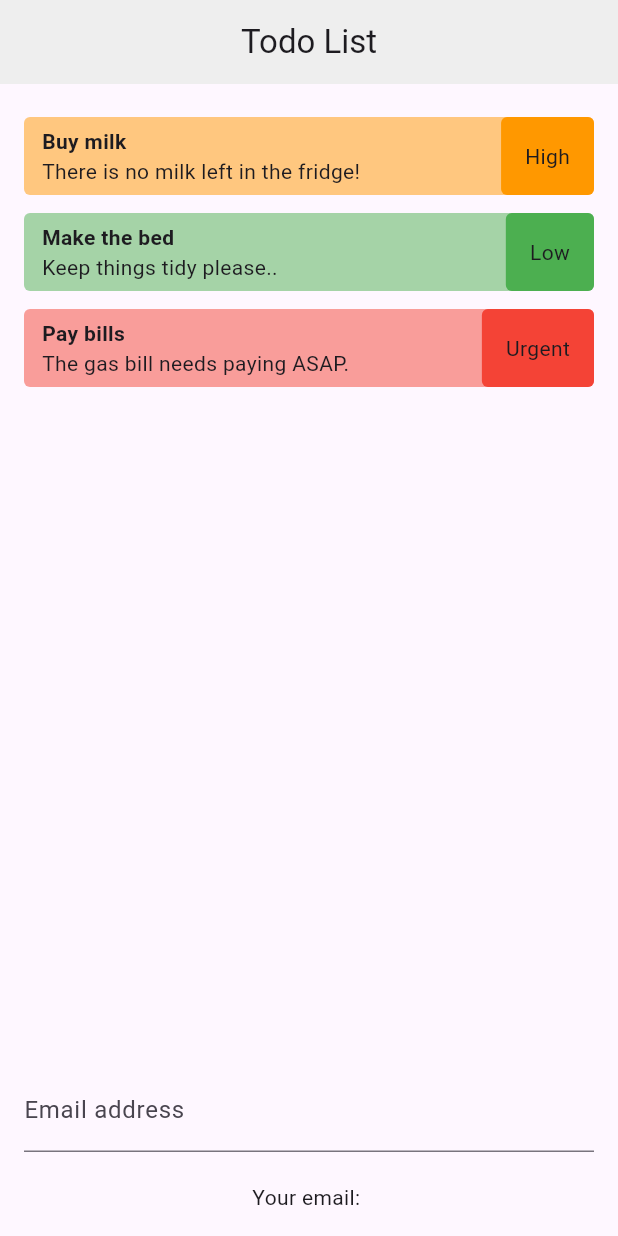
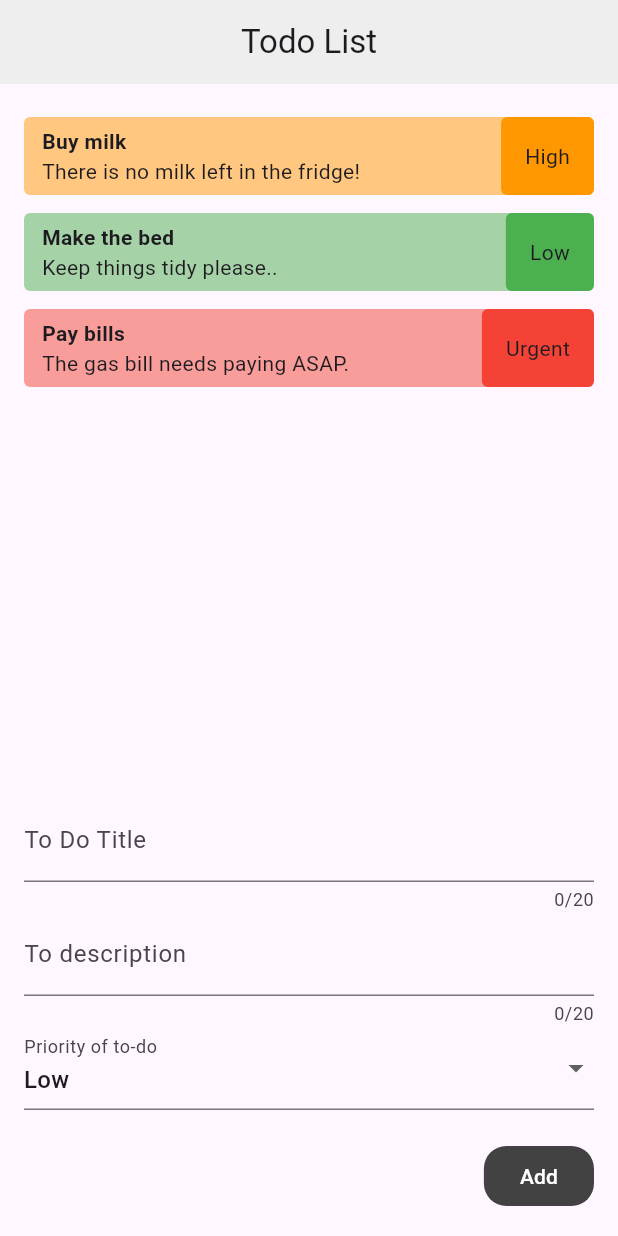
Before and after one commit to Cantuario2/flutter_forms, a Flutter app: the screen it shows after launch, on a phone screen of 412 x 824 dp. Run offline on Flutter 3.47's test engine with Material 3 defaults, Android fonts, the phone set to English and light mode, and no system bars; missing offline and left inert: dart:ffi.

```diff
--- a/lib/home.dart
+++ b/lib/home.dart
@@ -1,3 +1,5 @@
+import 'dart:ffi';
+
 import 'package:flutter/material.dart';
 import 'package:flutter_forms/models/todo.dart';
 import 'package:flutter_forms/todo_list.dart';
@@ -10,7 +12,10 @@ class Home extends StatefulWidget {
 }
 
 class _HomeState extends State<Home> {
-  String _email = '';
+  final _formGlobalKey = GlobalKey<FormState>();
+  Priority _selectedPriority = Priority.low;
+  String _title = '';
+  String _description = '';
 
   final List<Todo> todos = [
     const Todo(
@@ -42,20 +47,95 @@ class _HomeState extends State<Home> {
             Expanded(child: TodoList(todos: todos)),
 
             // form stuff below here
-            TextField(
-              keyboardType: TextInputType.emailAddress,
-              // obscureText: true,
-              decoration: const InputDecoration(
-                label: Text('Email address'),
+            Form(
+              key: _formGlobalKey,
+              child: Column(
+                crossAxisAlignment: CrossAxisAlignment.end,
+                children: [
+                  //to-do title
+                  TextFormField(
+                    maxLength: 20,
+                    decoration: const InputDecoration(
+                      label: Text('To Do Title'),
+                    ),
+                    validator: (value) {
+                      if (value == null || value.isEmpty || value.length < 5) {
+                        return 'You must enter a value for the title';
+                      }
+                      return null;
+                    },
+                    onSaved: (value) {
+                      _title = value!;
+                    },
+                  ),
+
+                  //to-do description
+                  TextFormField(
+                    maxLength: 20,
+                    decoration: const InputDecoration(
+                      label: Text('To description'),
+                    ),
+                    validator: (value) {
+                      if (value == null || value.isEmpty || value.length < 5) {
+                        return 'Enter a description at least 5 characters long';
+                      }
+                      return null;
+                    },
+                    onSaved: (value) {
+                      _description = value!;
+                    },
+                  ),
+
+                  //priority
+                  DropdownButtonFormField(
+                      value: _selectedPriority,
+                      decoration: const InputDecoration(
+                        label: Text('Priority of to-do'),
+                      ),
+                      items: Priority.values.map((p) {
+                        return DropdownMenuItem(
+                          value: p,
+                          child: Text(p.title),
+                        );
+                      }).toList(),
+                      onChanged: (value) {
+                        setState(() {
+                          _selectedPriority = value!;
+                        });
+                      }),
+
+                  //submit button
+                  const SizedBox(
+                    height: 20,
+                  ),
+                  FilledButton(
+                    onPressed: () {
+                      if (_formGlobalKey.currentState!.validate()) {
+                        _formGlobalKey.currentState!.save();
+                        setState(() {
+                          todos.add(
+                            Todo(
+                              title: _title,
+                              description: _description,
+                              priority: _selectedPriority,
+                            ),
+                          );
+                          _formGlobalKey.currentState!.reset();
+                          _selectedPriority = Priority.low;
+                        });
+                      }
+                    },
+                    style: FilledButton.styleFrom(
+                      backgroundColor: Colors.grey[800],
+                      shape: RoundedRectangleBorder(
+                        borderRadius: BorderRadius.circular(15),
+                      ),
+                    ),
+                    child: const Text('Add'),
+                  ),
+                ],
               ),
-              onChanged: (value) {
-                setState(() {
-                  _email = value.trim();
-                });
-              },
             ),
-            const SizedBox(height: 20),
-            Text('Your email: $_email'),
           ],
         ),
       ),
```
Also changed, not shown: 1 other file.
